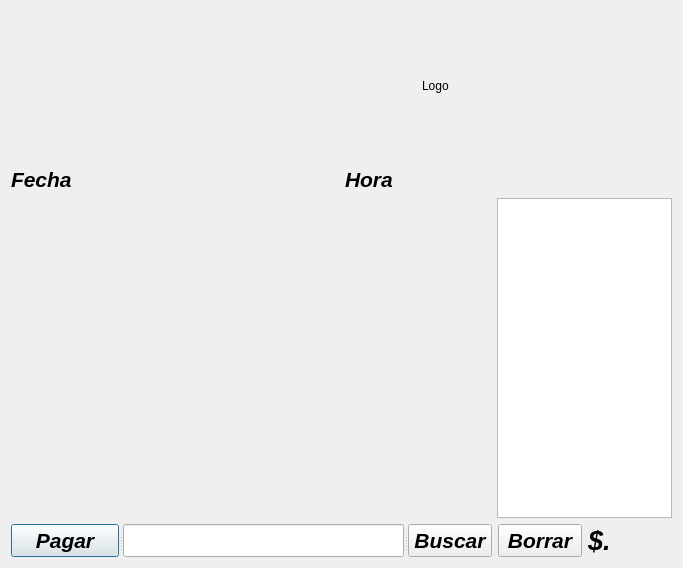
Qt form src/ui/punto_de_venta.ui (acmzero/PVCopyTodo) before a commit.
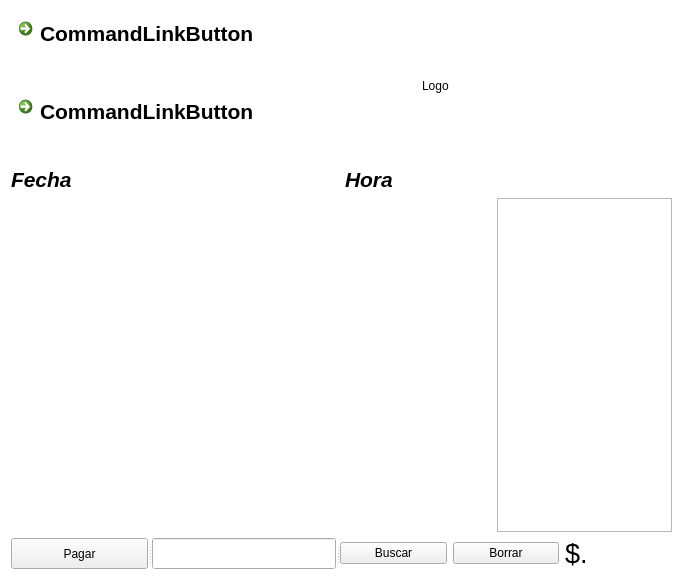
The same form after that commit. Custom widgets are drawn as their Qt base class.

Patch:
```diff
--- a/src/ui/punto_de_venta.ui
+++ b/src/ui/punto_de_venta.ui
@@ -7,27 +7,50 @@
     <x>0</x>
     <y>0</y>
     <width>683</width>
-    <height>557</height>
+    <height>580</height>
    </rect>
   </property>
   <property name="windowTitle">
    <string>CopyTodo</string>
   </property>
-  <layout class="QVBoxLayout" name="verticalLayout">
+  <property name="styleSheet">
+   <string notr="true">QDialog{background:white; border:solid; padding:10px}
+QCommandLinkButton{background:white}</string>
+  </property>
+  <layout class="QVBoxLayout" name="verticalLayout_2">
    <item>
     <layout class="QHBoxLayout" name="horizontalLayout_4">
      <item>
-      <spacer name="horizontalSpacer">
-       <property name="orientation">
-        <enum>Qt::Horizontal</enum>
-       </property>
-       <property name="sizeHint" stdset="0">
-        <size>
-         <width>40</width>
-         <height>20</height>
-        </size>
-       </property>
-      </spacer>
+      <layout class="QVBoxLayout" name="verticalLayout">
+       <item>
+        <widget class="QCommandLinkButton" name="clb_usuario">
+         <property name="font">
+          <font>
+           <pointsize>16</pointsize>
+           <weight>75</weight>
+           <bold>true</bold>
+          </font>
+         </property>
+         <property name="text">
+          <string>CommandLinkButton</string>
+         </property>
+        </widget>
+       </item>
+       <item>
+        <widget class="QCommandLinkButton" name="clb_cliente">
+         <property name="font">
+          <font>
+           <pointsize>16</pointsize>
+           <weight>75</weight>
+           <bold>true</bold>
+          </font>
+         </property>
+         <property name="text">
+          <string>CommandLinkButton</string>
+         </property>
+        </widget>
+       </item>
+      </layout>
      </item>
      <item>
       <widget class="QLabel" name="lbl_logo">
```
